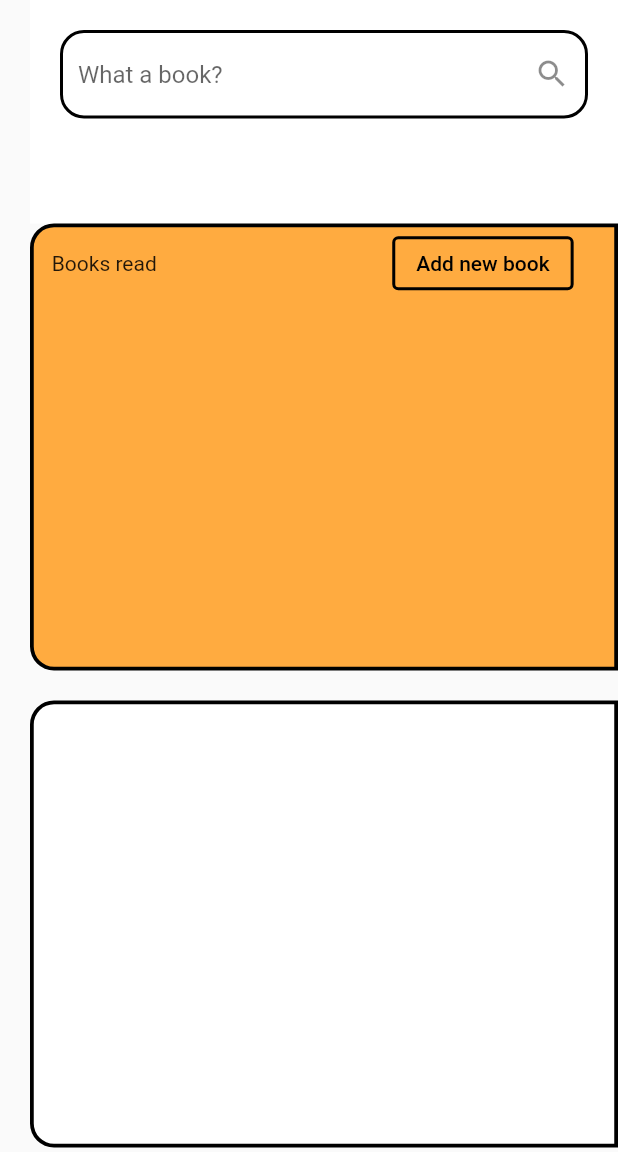
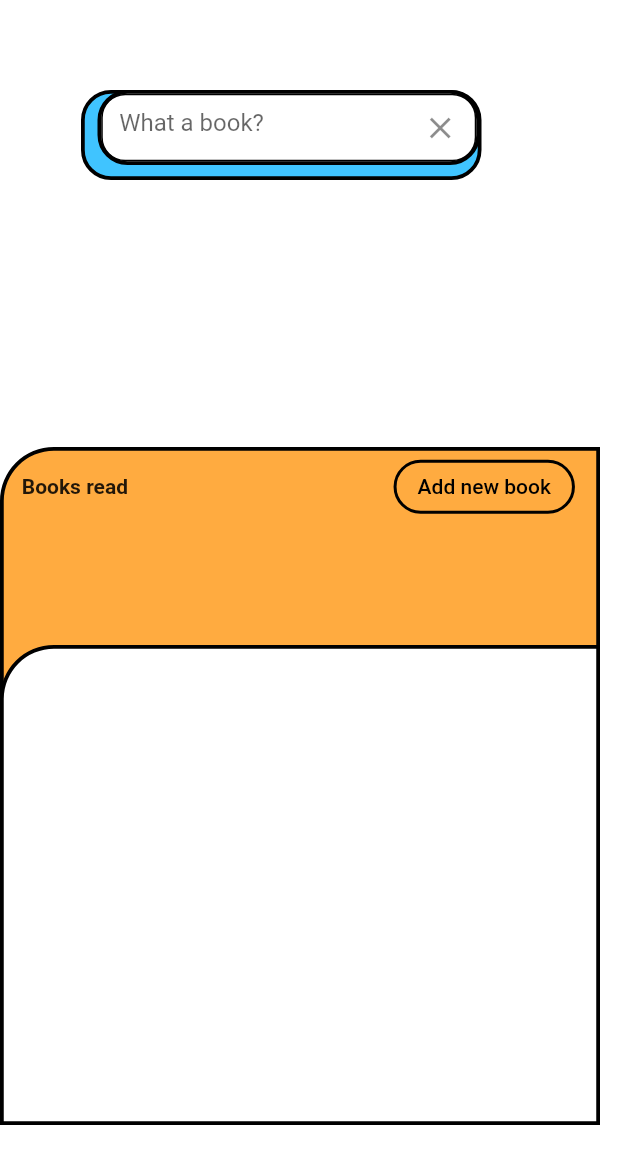
Before and after one commit to Kvitusja/my_book_app, a Flutter app: the screen it shows after launch, on a phone screen of 412 x 824 dp, the part 84-1236 px from its top. Run offline on Flutter 3.47's test engine with Material 2 defaults, Android fonts, the light colour scheme and no system bars.

Commit message:
second commit

```diff
--- a/lib/alternative_title_screen_ widget.dart
+++ b/lib/alternative_title_screen_ widget.dart
@@ -1,10 +1,156 @@
 import 'package:flutter/material.dart';
 
-class AlternativeTitleScreenWidget extends StatelessWidget {
+class AlternativeTitleScreenWidget extends StatefulWidget {
   const AlternativeTitleScreenWidget({Key? key}) : super(key: key);
 
   @override
+  State<AlternativeTitleScreenWidget> createState() => _AlternativeTitleScreenWidgetState();
+}
+
+class _AlternativeTitleScreenWidgetState extends State<AlternativeTitleScreenWidget> {
+  TextEditingController cleanSearchController = TextEditingController();
+
+  @override
   Widget build(BuildContext context) {
-    return Container();
+    return Center(
+      child: Stack(
+        fit: StackFit.expand,
+        clipBehavior: Clip.antiAliasWithSaveLayer,
+        children: <Widget>[
+          Container(
+            width: 300,
+            height: 300,
+            color: Colors.white,
+            child: Stack(
+              fit: StackFit.expand,
+              clipBehavior: Clip.antiAliasWithSaveLayer,
+              children: <Widget>[
+                Container(
+                  width: 100,
+                  height: 100,
+                  color: Colors.white,
+                ),
+                Positioned(
+                  top: 60,
+                  left: 54,
+                  child: Container(
+                    height: 60,
+                    width: 267,
+                    decoration: BoxDecoration(
+                      color: Colors.lightBlueAccent,
+                      border: Border.all(color: Colors.black, width: 2.5),
+                      borderRadius: const BorderRadius.all(
+                        Radius.circular(20.0),
+                      ),
+                    ),
+                  ),
+                ),
+                Positioned(
+                  top: 60,
+                  left: 65,
+                  child: Container(
+                    height: 50,
+                    width: 255,
+                    decoration: BoxDecoration(
+                      color: Colors.white,
+                      border: Border.all(color: Colors.black, width: 2.5),
+                      borderRadius: const BorderRadius.all(
+                        Radius.circular(20.0),
+                      ),
+                    ),
+                    child: TextField(
+                      decoration: InputDecoration(
+                        hintText: "What a book?",
+                        suffixIcon: IconButton(
+                            onPressed: () {
+                              cleanSearchController.clear();
+                            },
+                            icon: const Icon(Icons.clear)),
+                        focusedBorder: const OutlineInputBorder(
+                          borderRadius: BorderRadius.all(
+                            Radius.circular(16.0),
+                          ),
+                          //borderSide: BorderSide(width: 2),
+                        ),
+                        enabledBorder: const OutlineInputBorder(
+                          borderRadius: BorderRadius.all(
+                            Radius.circular(16.0),
+                          ),
+                        ),
+                      ),
+                    ),
+                  ),
+                )
+              ],
+            ),
+          ), //Container
+          Positioned(
+            bottom: 220,
+            child: Container(
+              height: 250,
+              width: 400,
+              decoration: BoxDecoration(
+                color: Colors.orangeAccent,
+                border: Border.all(color: Colors.black, width: 2.5),
+                borderRadius: const BorderRadius.only(
+                  topLeft: Radius.circular(36.0),
+                ),
+              ),
+              child: Column(
+                crossAxisAlignment: CrossAxisAlignment.stretch,
+                children: [
+                  Row(
+                    children: [
+                      Align(
+                        alignment: Alignment.topLeft,
+                        child: Padding(
+                          padding: const EdgeInsets.all(12.0),
+                          child: Container(
+                            child: const Text(
+                              "Books read",
+                              style: TextStyle(fontWeight: FontWeight.bold),
+                            ),
+                          ),
+                        ),
+                      ),
+                      const SizedBox(
+                        width: 165,
+                      ),
+                      OutlinedButton(
+                        onPressed: () {},
+                        style: OutlinedButton.styleFrom(
+                          side: const BorderSide(width: 2.0),
+                          shape: const StadiumBorder(),
+                        ),
+                        child: const Text(
+                          "Add new book",
+                          style: TextStyle(
+                            color: Colors.black,
+                          ),
+                        ),
+                      ),
+                    ],
+                  ),
+                ],
+              ),
+            ),
+          ),
+          Positioned(
+            top: 430,
+            child: Container(
+              width: 400,
+              height: 320,
+              decoration: BoxDecoration(
+                color: Colors.white,
+                border: Border.all(color: Colors.black, width: 2.5),
+                borderRadius: const BorderRadius.only(
+                  topLeft: Radius.circular(36.0),
+                ),
+              ),
+            ),
+          ), //Container//Container
+        ],
+      ), //Stack//Center//SizedBox
+    ); //Center
   }
 }
--- a/lib/main.dart
+++ b/lib/main.dart
@@ -1,4 +1,5 @@
 import 'package:flutter/material.dart';
+import 'package:my_book_app/alternative_title_screen_%20widget.dart';
 import 'package:my_book_app/title_screen_widget.dart';
 
 void main() {
@@ -33,6 +34,7 @@ class _MyHomePageState extends State<MyHomePage> {
   @override
   Widget build(BuildContext context) {
     return Scaffold(
+      resizeToAvoidBottomInset: false,
       appBar: AppBar(
         elevation: 0,
         title: Text(
@@ -41,7 +43,7 @@ class _MyHomePageState extends State<MyHomePage> {
         ),
         backgroundColor: Colors.white,
       ),
-      body: const TitleScreenWidget(),
+      body: const AlternativeTitleScreenWidget(),
     );
   }
 }
--- a/lib/title_screen_widget.dart
+++ b/lib/title_screen_widget.dart
@@ -1,9 +1,16 @@
 import 'package:flutter/material.dart';
 
-class TitleScreenWidget extends StatelessWidget {
+class TitleScreenWidget extends StatefulWidget {
   const TitleScreenWidget({
     Key? key,
   }) : super(key: key);
+
+  @override
+  State<TitleScreenWidget> createState() => _TitleScreenWidgetState();
+}
+
+class _TitleScreenWidgetState extends State<TitleScreenWidget> {
+  TextEditingController searchCleanController = TextEditingController();
 
   @override
   Widget build(BuildContext context) {
@@ -17,19 +24,22 @@ class TitleScreenWidget extends StatelessWidget {
               flex: 1,
               child: Container(
                 color: Colors.white,
-                  child: const Padding(
-                    padding: EdgeInsets.fromLTRB(20.0, 20.0, 20.0, 0),
                 child: TextField(
                   decoration: InputDecoration(
                     hintText: "What a book?",
-                        suffixIcon: Icon(Icons.search_outlined),
-                        focusedBorder: OutlineInputBorder(
+                    //prefixIcon: Icon(Icons.search_outlined),
+                    suffixIcon: IconButton(
+                        onPressed: () {
+                          searchCleanController.clear();
+                        },
+                        icon: const Icon(Icons.clear)),
+                    focusedBorder: const OutlineInputBorder(
                       borderRadius: BorderRadius.all(
                         Radius.circular(16.0),
                       ),
                       borderSide: BorderSide(width: 2),
                     ),
-                        enabledBorder: OutlineInputBorder(
+                    enabledBorder: const OutlineInputBorder(
                         borderRadius: BorderRadius.all(
                           Radius.circular(16.0),
                         ),
@@ -37,7 +47,7 @@ class TitleScreenWidget extends StatelessWidget {
                   ),
                 ),
               ),
-                )),
+            ),
             Expanded(
               flex: 2,
               child: Container(
@@ -74,7 +84,8 @@ class TitleScreenWidget extends StatelessWidget {
                             "Add new book",
                             style: TextStyle(color: Colors.black),
                           ),
-                          style: OutlinedButton.styleFrom(side: const BorderSide(width: 2.0)),
+                          style: OutlinedButton.styleFrom(
+                              side: const BorderSide(width: 2.0)),
                         ),
                       ],
                     ),
```
Lines whose indentation alone changed are shown as unchanged.
